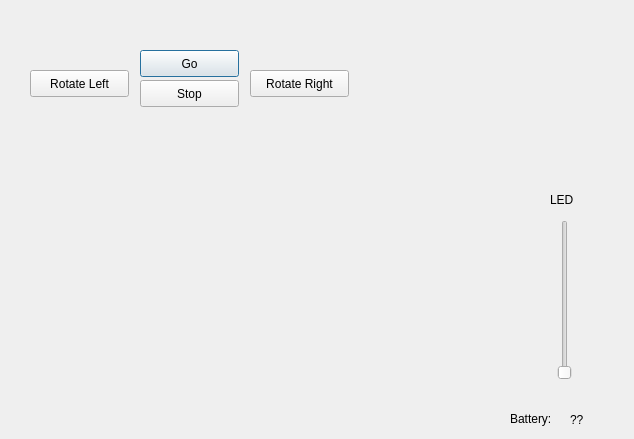
Above: qt.ui from embedCreativity/PalmettoGUI before the change. Below: the same form after it.
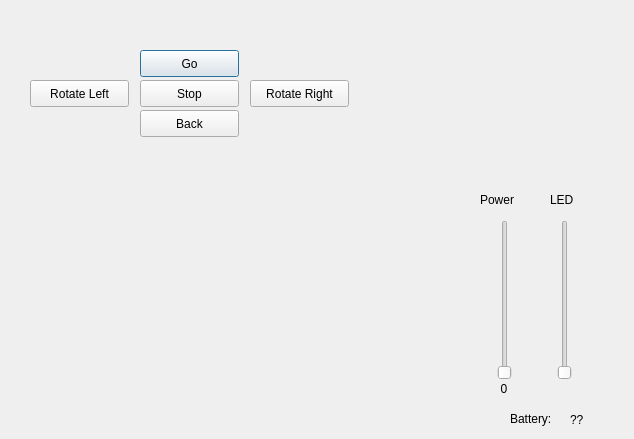
That is the form after the change.

Diff of the .ui file:
```diff
--- a/qt.ui
+++ b/qt.ui
@@ -43,7 +43,7 @@
    <property name="geometry">
     <rect>
      <x>250</x>
-     <y>70</y>
+     <y>80</y>
      <width>99</width>
      <height>27</height>
     </rect>
@@ -69,7 +69,7 @@
    <property name="geometry">
     <rect>
      <x>30</x>
-     <y>70</y>
+     <y>80</y>
      <width>99</width>
      <height>27</height>
     </rect>
@@ -120,6 +120,64 @@
     <string>LED</string>
    </property>
   </widget>
+  <widget class="QPushButton" name="pbBack">
+   <property name="geometry">
+    <rect>
+     <x>140</x>
+     <y>110</y>
+     <width>99</width>
+     <height>27</height>
+    </rect>
+   </property>
+   <property name="text">
+    <string>Back</string>
+   </property>
+  </widget>
+  <widget class="QSlider" name="sldPower">
+   <property name="geometry">
+    <rect>
+     <x>490</x>
+     <y>220</y>
+     <width>29</width>
+     <height>160</height>
+    </rect>
+   </property>
+   <property name="maximum">
+    <number>1000</number>
+   </property>
+   <property name="orientation">
+    <enum>Qt::Vertical</enum>
+   </property>
+  </widget>
+  <widget class="QLabel" name="txtPower">
+   <property name="geometry">
+    <rect>
+     <x>480</x>
+     <y>190</y>
+     <width>51</width>
+     <height>20</height>
+    </rect>
+   </property>
+   <property name="text">
+    <string>Power</string>
+   </property>
+  </widget>
+  <widget class="QLabel" name="lblPower">
+   <property name="geometry">
+    <rect>
+     <x>470</x>
+     <y>380</y>
+     <width>68</width>
+     <height>17</height>
+    </rect>
+   </property>
+   <property name="text">
+    <string>0</string>
+   </property>
+   <property name="alignment">
+    <set>Qt::AlignCenter</set>
+   </property>
+  </widget>
  </widget>
  <resources/>
  <connections/>
```
